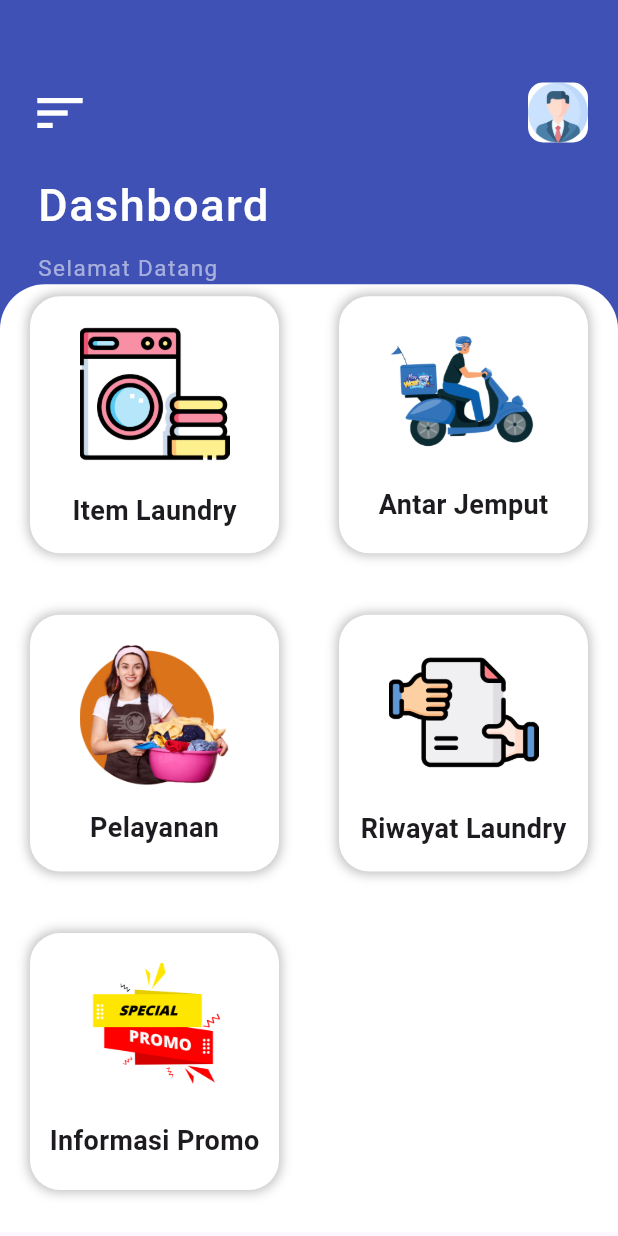
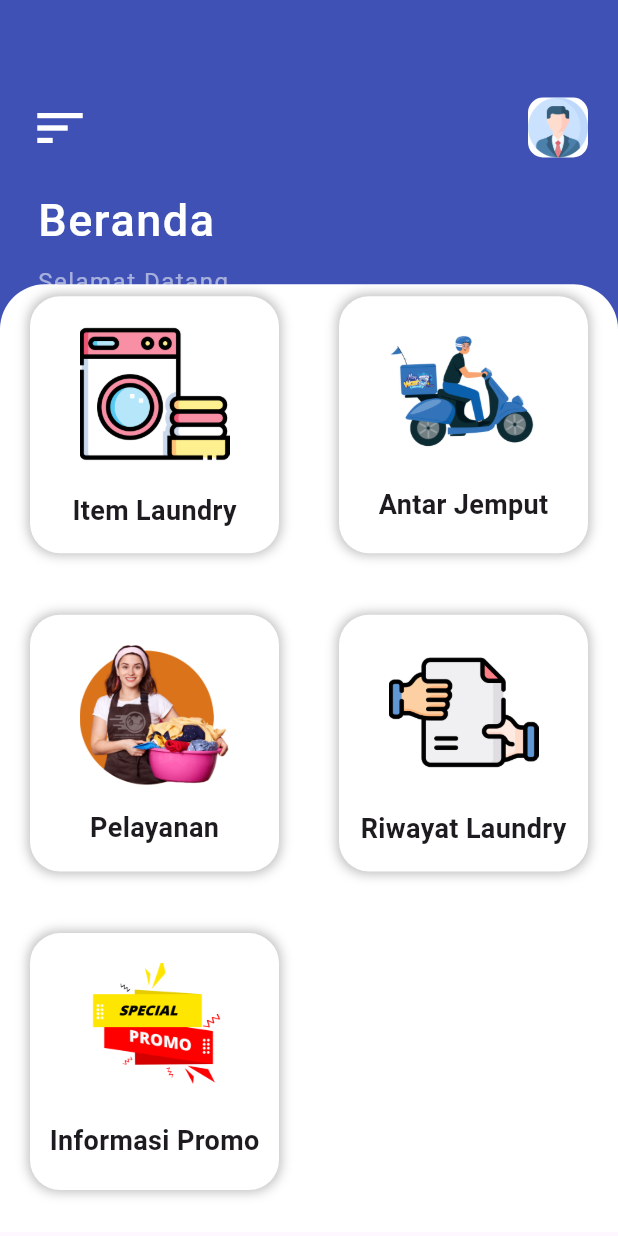
Before and after one commit to txnu/AndrasLaundry, a Flutter app: the Dashboard screen opened directly, on a phone screen of 412 x 824 dp. Run offline on Flutter 3.47's test engine with Material 3 defaults, Android fonts, the phone set to English and light mode, and no system bars; our stand-ins replace awesome_dialog, dio, google_maps_flutter, progress_dialog_null_safe.

Commit message:
Size dan Beranda

```diff
--- a/andraslaundry/lib/dashboard.dart
+++ b/andraslaundry/lib/dashboard.dart
@@ -70,7 +70,7 @@ class _DashboardState extends State<Dashboard> {
                     crossAxisAlignment: CrossAxisAlignment.start,
                     children: [
                       Padding(
-                        padding: EdgeInsets.only(top: 55, left: 20, right: 20),
+                        padding: EdgeInsets.only(top: 65, left: 20, right: 20),
                         child: Row(
                           mainAxisAlignment: MainAxisAlignment.spaceBetween,
                           children: [
@@ -105,7 +105,7 @@ class _DashboardState extends State<Dashboard> {
                           crossAxisAlignment: CrossAxisAlignment.start,
                           children: [
                             Text(
-                              "Dashboard",
+                              "Beranda",
                               style: TextStyle(
                                   fontSize: 30,
                                   color: Colors.white,
@@ -113,12 +113,12 @@ class _DashboardState extends State<Dashboard> {
                                   letterSpacing: 1),
                             ),
                             SizedBox(
-                              height: 10,
+                              height: 8,
                             ),
                             Text(
                               "Selamat Datang ${(widget.username)}",
                               style: TextStyle(
-                                  fontSize: 15,
+                                  fontSize: 16,
                                   color: Colors.white54,
                                   letterSpacing: 1),
                             ),
```
